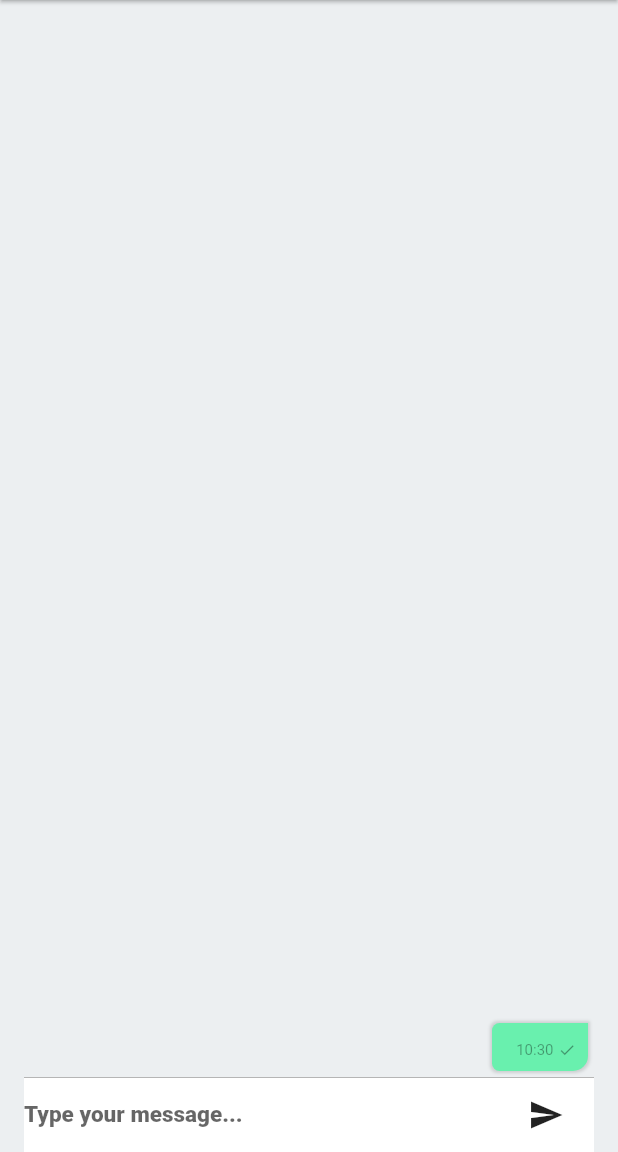
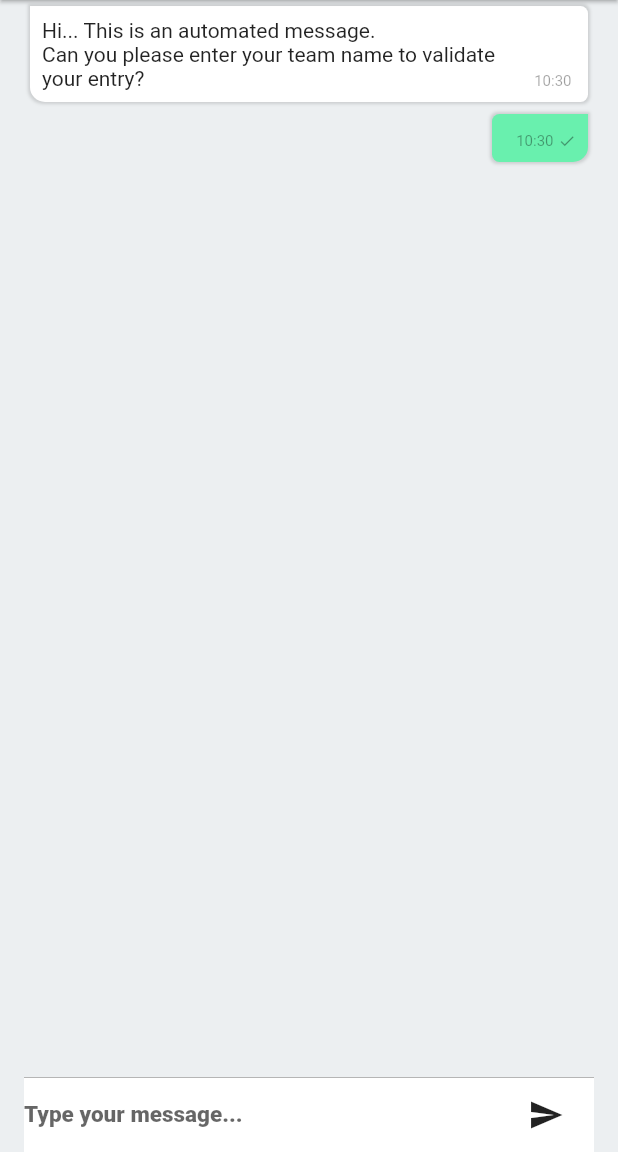
Before and after one commit to kdsuneraavinash/decrypt-escape-room-task, a Flutter app: the ChatScreen screen opened directly, after a tap on the "send" icon, on a phone screen of 412 x 824 dp, the part 84-1236 px from its top. Run offline on Flutter 3.47's test engine with Material 2 defaults, Android fonts, the phone set to English and light mode, and no system bars; our stand-ins replace flare_flutter, font_awesome_flutter.

Commit message:
Moved chat responder to a new directory

```diff
--- a/app/lib/chat/chat_message_widget.dart
+++ b/app/lib/chat/chat_message_widget.dart
@@ -1,6 +1,6 @@
 import 'package:flutter/material.dart';
 
-import '../chat_responder.dart';
+import '../logic/chat_responder.dart';
 
 class ChatMessageWidget extends StatelessWidget {
   ChatMessageWidget({
--- a/app/lib/chat/chat_screen.dart
+++ b/app/lib/chat/chat_screen.dart
@@ -1,4 +1,4 @@
-import 'package:app/chat_responder.dart';
+import '../logic/chat_responder.dart';
 import 'package:flutter/material.dart';
 import 'package:font_awesome_flutter/font_awesome_flutter.dart';
 import 'package:provider/provider.dart';
@@ -34,6 +34,8 @@ class ChatScreen extends StatelessWidget {
         child: Column(
           children: <Widget>[
             Expanded(
+              child: Align(
+                alignment: Alignment.topCenter,
                 child: ListView.builder(
                     shrinkWrap: true,
                     reverse: true,
@@ -106,6 +108,7 @@ class ChatScreen extends StatelessWidget {
                     //             ],
                     ),
               ),
+            ),
             ChatTextBox()
           ],
         ),
--- a/app/lib/chat/chat_textbox.dart
+++ b/app/lib/chat/chat_textbox.dart
@@ -1,4 +1,4 @@
-import 'package:app/chat_responder.dart';
+import '../logic/chat_responder.dart';
 import 'package:flutter/material.dart';
 import 'package:provider/provider.dart';
 
--- a/app/lib/chat_responder.dart
+++ b/app/lib/logic/chat_responder.dart
@@ -2,6 +2,10 @@ import 'package:flutter/material.dart';
 
 class ChatResponder extends ChangeNotifier {
   List<ChatMessage> chatMessages = [];
+
+  ChatResponder() {
+    initMessage();
+  }
 
   void recieveMessage(String message) async {
     DateTime time = DateTime.now();
@@ -35,6 +39,20 @@ class ChatResponder extends ChangeNotifier {
     chatMessages.add(chatMessage);
     notifyListeners();
   }
+
+  void initMessage() async {
+    DateTime time = DateTime.now();
+    ChatMessage chatMessage = ChatMessage(
+        message:
+            'Hi... This is an automated message.\nCan you please enter your team name to validate your entry?',
+        delivered: true,
+        isResponse: true,
+        time: "${time.hour}:${time.minute}");
+
+    await Future.delayed(Duration(milliseconds: 300));
+    chatMessages.add(chatMessage);
+    notifyListeners();
+  }
 }
 
 class ChatMessage {
--- a/app/lib/main.dart
+++ b/app/lib/main.dart
@@ -1,7 +1,7 @@
 import 'package:flutter/material.dart';
 import 'package:provider/provider.dart';
 
-import 'chat_responder.dart';
+import 'logic/chat_responder.dart';
 import 'progress_screen.dart';
 
 void main() => runApp(MyApp());
```
Lines whose indentation alone changed are shown as unchanged.
